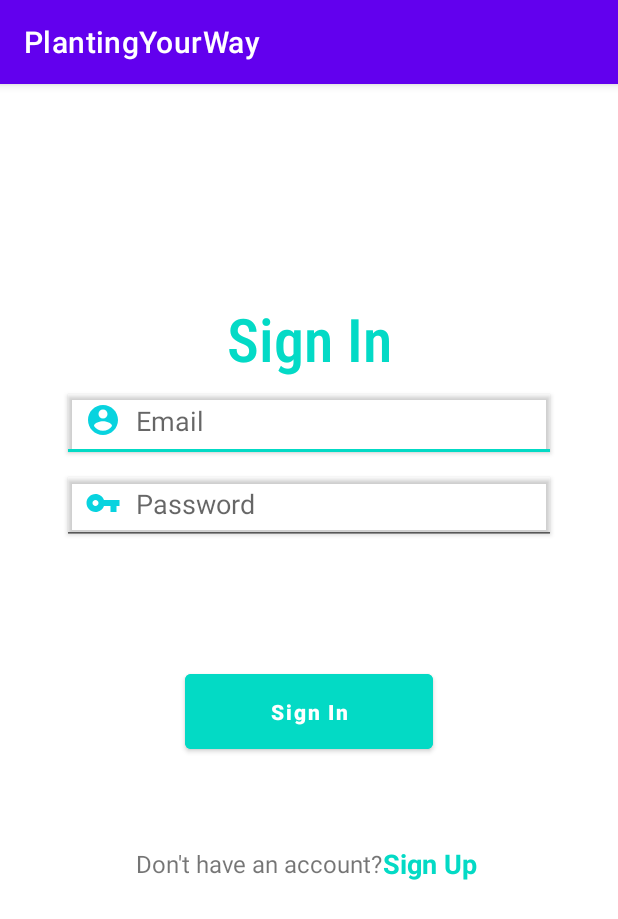
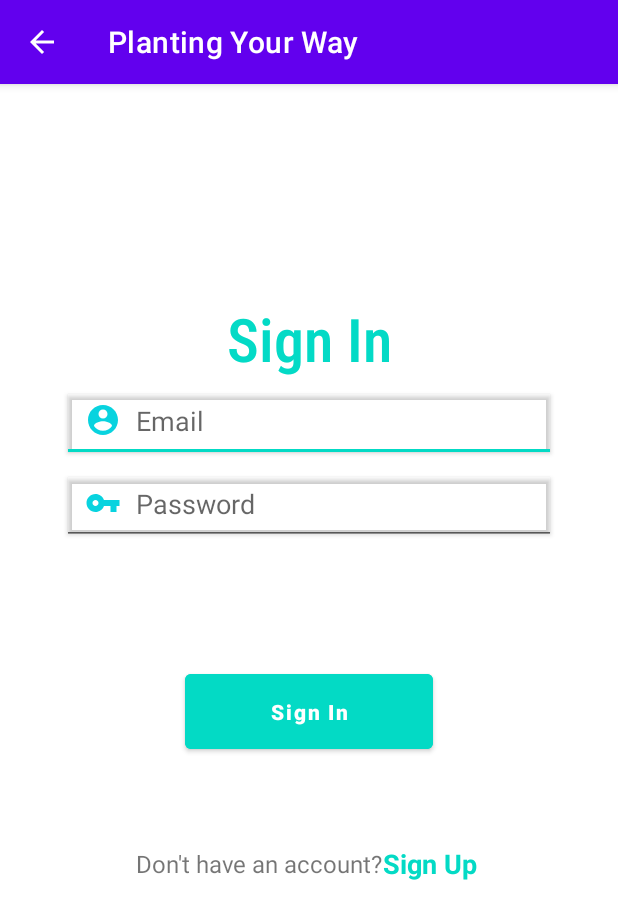
Before and after one commit to paridhi04/W23_G10_PlantingYourWay, an Android app: the LoginActivity screen opened directly, with no data from a screen before it, on a phone screen of 412 x 824 dp. Shown: the top 919 px of the screen. Run offline under Robolectric (Android 15) with nearby library versions, the phone set to English and light mode, and no system bars.

```diff
--- a/app/src/main/java/com/example/plantingyourway/LoginActivity.java
+++ b/app/src/main/java/com/example/plantingyourway/LoginActivity.java
@@ -1,14 +1,35 @@
 package com.example.plantingyourway;
 
+import androidx.appcompat.app.ActionBar;
 import androidx.appcompat.app.AppCompatActivity;
 
+import android.content.Intent;
 import android.os.Bundle;
+import android.view.View;
+import android.widget.EditText;
 
 public class LoginActivity extends AppCompatActivity {
+
+    EditText editTxtEmail, editTxtPassword;
 
     @Override
     protected void onCreate(Bundle savedInstanceState) {
         super.onCreate(savedInstanceState);
         setContentView(R.layout.activity_login);
+
+        ActionBar actionBar = getSupportActionBar();
+        actionBar.setDisplayHomeAsUpEnabled(true);
+        actionBar.setDisplayUseLogoEnabled(true);
+        actionBar.setTitle("Planting Your Way");
+
+        editTxtEmail = findViewById(R.id.editTxtEmail);
+        editTxtPassword = findViewById(R.id.editTxtPassword);
+    }
+
+    public void signIn(View view){
+        startActivity(new Intent(LoginActivity.this, MainActivity.class));
+    }
+    public void signUp(View view){
+        startActivity(new Intent(LoginActivity.this, RegistrationActivity.class));
     }
 }
--- a/app/src/main/java/com/example/plantingyourway/MainActivity.java
+++ b/app/src/main/java/com/example/plantingyourway/MainActivity.java
@@ -2,6 +2,8 @@ package com.example.plantingyourway;
 
 import androidx.appcompat.app.ActionBar;
 import androidx.appcompat.app.AppCompatActivity;
+import androidx.room.Entity;
+import androidx.room.Room;
 
 import android.content.Intent;
 import android.os.Bundle;
--- a/app/src/main/java/com/example/plantingyourway/ShoppingActivity.java
+++ b/app/src/main/java/com/example/plantingyourway/ShoppingActivity.java
@@ -1,5 +1,6 @@
 package com.example.plantingyourway;
 
+import androidx.appcompat.app.ActionBar;
 import androidx.appcompat.app.AppCompatActivity;
 
 import android.os.Bundle;
@@ -10,5 +11,10 @@ public class ShoppingActivity extends AppCompatActivity {
     protected void onCreate(Bundle savedInstanceState) {
         super.onCreate(savedInstanceState);
         setContentView(R.layout.activity_shopping);
+
+        ActionBar actionBar = getSupportActionBar();
+        actionBar.setDisplayHomeAsUpEnabled(true);
+        actionBar.setDisplayUseLogoEnabled(true);
+        actionBar.setTitle("Planting Your Way");
     }
 }
--- a/app/src/main/java/com/example/plantingyourway/SplashActivity.java
+++ b/app/src/main/java/com/example/plantingyourway/SplashActivity.java
@@ -1,5 +1,6 @@
 package com.example.plantingyourway;
 
+import androidx.appcompat.app.ActionBar;
 import androidx.appcompat.app.AppCompatActivity;
 
 import android.content.Intent;
@@ -15,10 +16,15 @@ public class SplashActivity extends AppCompatActivity {
         super.onCreate(savedInstanceState);
         setContentView(R.layout.activity_splash);
 
+        ActionBar actionBar = getSupportActionBar();
+        actionBar.setDisplayHomeAsUpEnabled(true);
+        actionBar.setDisplayUseLogoEnabled(true);
+        actionBar.setTitle("Planting Your Way");
+
         TimerTask timerTask = new TimerTask() {
             @Override
             public void run() {
-                startActivity(new Intent(SplashActivity.this, MainActivity.class));
+                startActivity(new Intent(SplashActivity.this, LoginActivity.class));
             }
         };
         Timer timer = new Timer();
--- a/app/src/main/res/layout/activity_login.xml
+++ b/app/src/main/res/layout/activity_login.xml
@@ -57,7 +57,7 @@
         android:layout_width="0dp"
         android:layout_height="wrap_content"
         android:backgroundTint="@color/teal_200"
-        android:onClick="signUp"
+        android:onClick="signIn"
         android:text="@string/btnSignIn"
         android:textAllCaps="false"
         android:textStyle="bold"
```
Also changed, not shown: app/build.gradle (+20 -0 lines), app/src/main/java/com/example/plantingyourway/RegistrationActivity.java (+37 -0 lines), app/src/main/res/layout/activity_main.xml (+7 -4 lines).
